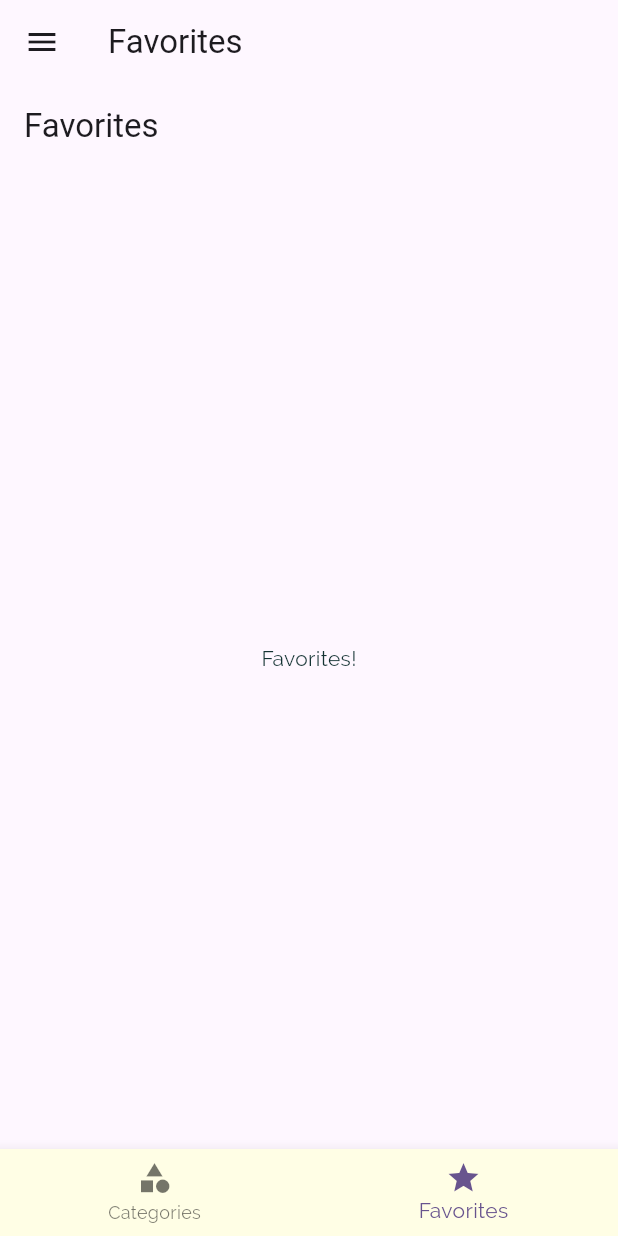
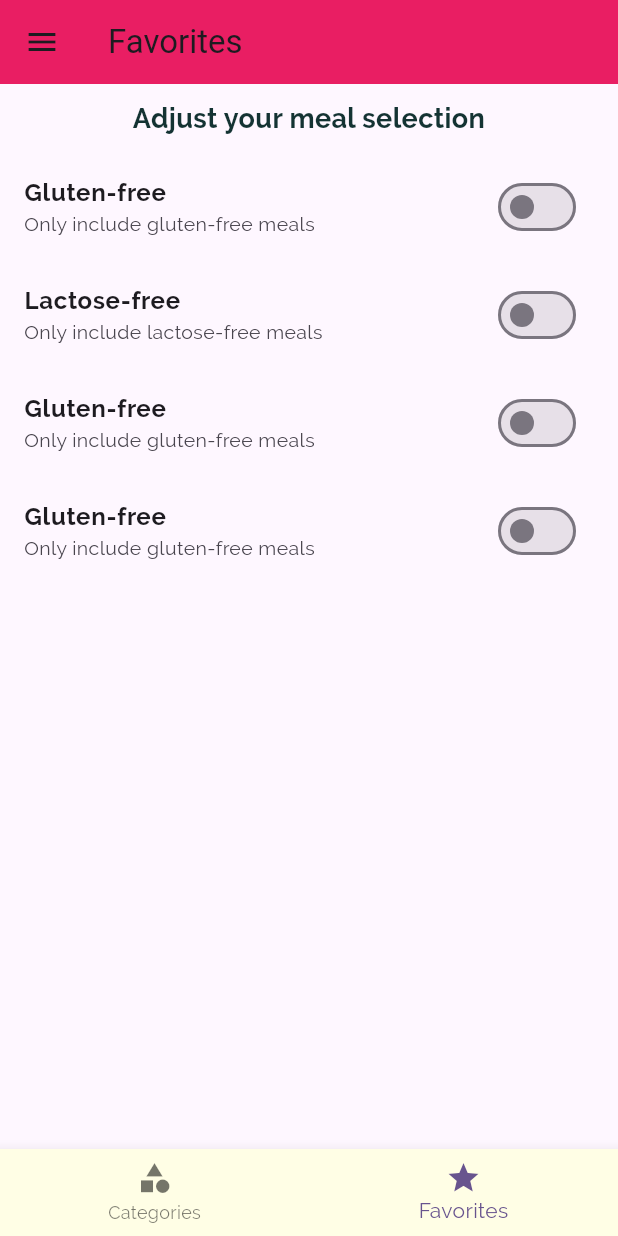
Before and after one commit to Dejito/delicacies, a Flutter app: the screen it shows after launch, item 2 of the bottom bar chosen, on a phone screen of 412 x 824 dp. Run offline on Flutter 3.47's test engine with Material 2 defaults, Android fonts, the phone set to English and light mode, and no system bars.

Commit message:
fave filter implemented

```diff
--- a/lib/main.dart
+++ b/lib/main.dart
@@ -19,8 +19,11 @@ class MyApp extends StatelessWidget {
       title: 'Flutter Demo',
       debugShowCheckedModeBanner: false,
       theme: ThemeData(
+        appBarTheme: AppBarTheme(color: Colors.pink),
         primarySwatch: Colors.pink,
         hintColor: Colors.amber,
+        primaryColor: Colors.amber,
+        highlightColor: Colors.amber,
         canvasColor: const Color.fromRGBO(255, 254, 229, 1),
         fontFamily: 'Raleway',
         colorScheme: ColorScheme.fromSeed(seedColor: Colors.deepPurple),
--- a/lib/screen/category_meals_screen.dart
+++ b/lib/screen/category_meals_screen.dart
@@ -2,9 +2,7 @@ import 'package:delicacies/widget/meal_item.dart';
 import 'package:flutter/material.dart';
 
 import 'package:delicacies/dummy_data.dart';
-
 import '../models/meal.dart';
-import '../widget/main_drawer.dart';
 
 class CategoryMealsScreen extends StatefulWidget {
   static const id = 'categories_meal_screen';
--- a/lib/screen/favorites_screen.dart
+++ b/lib/screen/favorites_screen.dart
@@ -1,20 +1,105 @@
 import 'package:flutter/material.dart';
 
-class FavoritesScreen extends StatelessWidget {
+class FavoritesScreen extends StatefulWidget {
   static const routeName = "favorites_screen";
-
 
   const FavoritesScreen({super.key});
 
   @override
-  Widget build(BuildContext context) {
-    return Scaffold(
-      appBar: AppBar(
-        title: const Text("Favorites"),
+  State<FavoritesScreen> createState() => _FavoritesScreenState();
+}
+
+class _FavoritesScreenState extends State<FavoritesScreen> {
+  bool isGlutenFree = false;
+  bool isLactoseFree = false;
+  bool vegetarian = false;
+  bool vegan = false;
+
+  Widget buildSwitchTile(
+    String title,
+    String subtitle,
+    bool currentValue,
+    Function(bool) onTap,
+  ) {
+    return SwitchListTile(
+      value: currentValue,
+      activeColor: Colors.amber,
+      onChanged: onTap,
+      title: Text(
+        title,
+        style: const TextStyle(fontSize: 16, fontWeight: FontWeight.bold),
       ),
-      body: const Center(
-        child: Text("Favorites!"),
+      subtitle: Text(
+        subtitle,
+        style: const TextStyle(
+          fontSize: 13,
+        ),
       ),
     );
   }
+
+  @override
+  Widget build(BuildContext context) {
+    return Column(
+      children: [
+        Container(
+          alignment: Alignment.center,
+          margin: const EdgeInsets.all(10),
+          width: double.infinity,
+          child: const Text(
+            "Adjust your meal selection",
+            textAlign: TextAlign.center,
+            style: TextStyle(fontSize: 18, fontWeight: FontWeight.bold),
+          ),
+        ),
+        Expanded(
+          child: ListView(
+            children: [
+              buildSwitchTile(
+                "Gluten-free",
+                "Only include gluten-free meals",
+                isGlutenFree,
+                (value) {
+                  setState(() {
+                    isGlutenFree = value;
+                  });
+                },
+              ),
+              buildSwitchTile(
+                "Lactose-free",
+                "Only include lactose-free meals",
+                isLactoseFree,
+                (value) {
+                  setState(() {
+                    isLactoseFree = value;
+                  });
+                },
+              ),
+              buildSwitchTile(
+                "Gluten-free",
+                "Only include gluten-free meals",
+                vegetarian,
+                (value) {
+                  setState(() {
+                    vegetarian = value;
+                  });
+                },
+              ),
+              buildSwitchTile(
+                "Gluten-free",
+                "Only include gluten-free meals",
+                vegan,
+                (value) {
+                  setState(() {
+                    vegan = value;
+                  });
+                },
+              ),
+            ],
+          ),
+        ),
+      ],
+      // ),
+    );
+  }
 }
```
